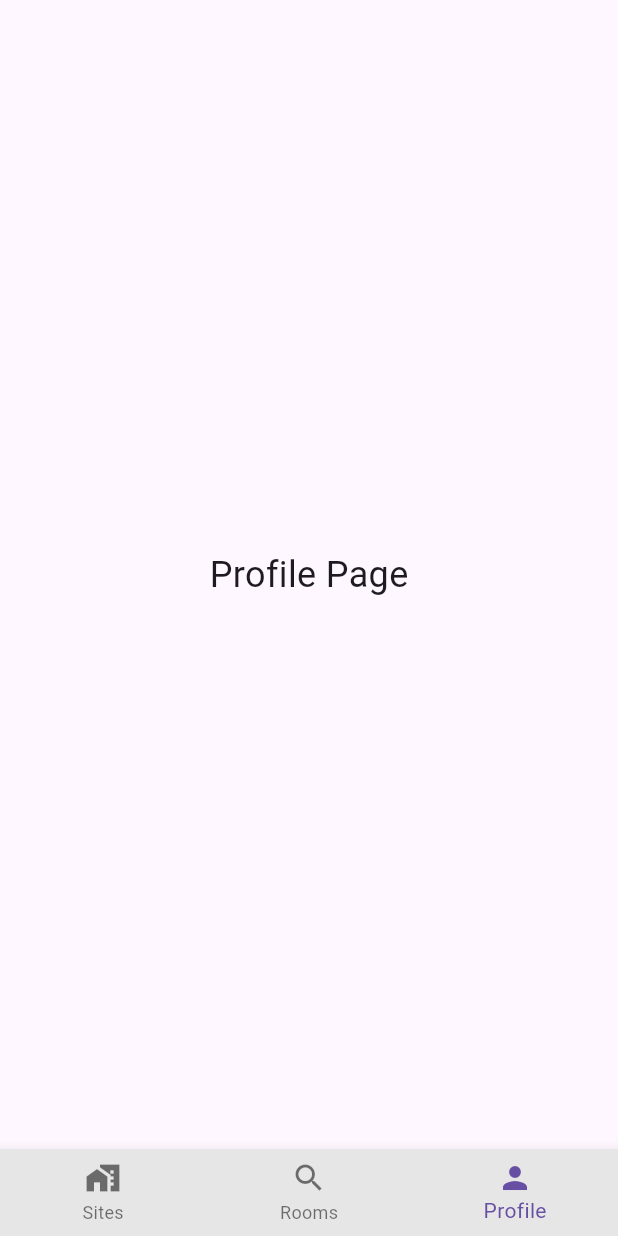
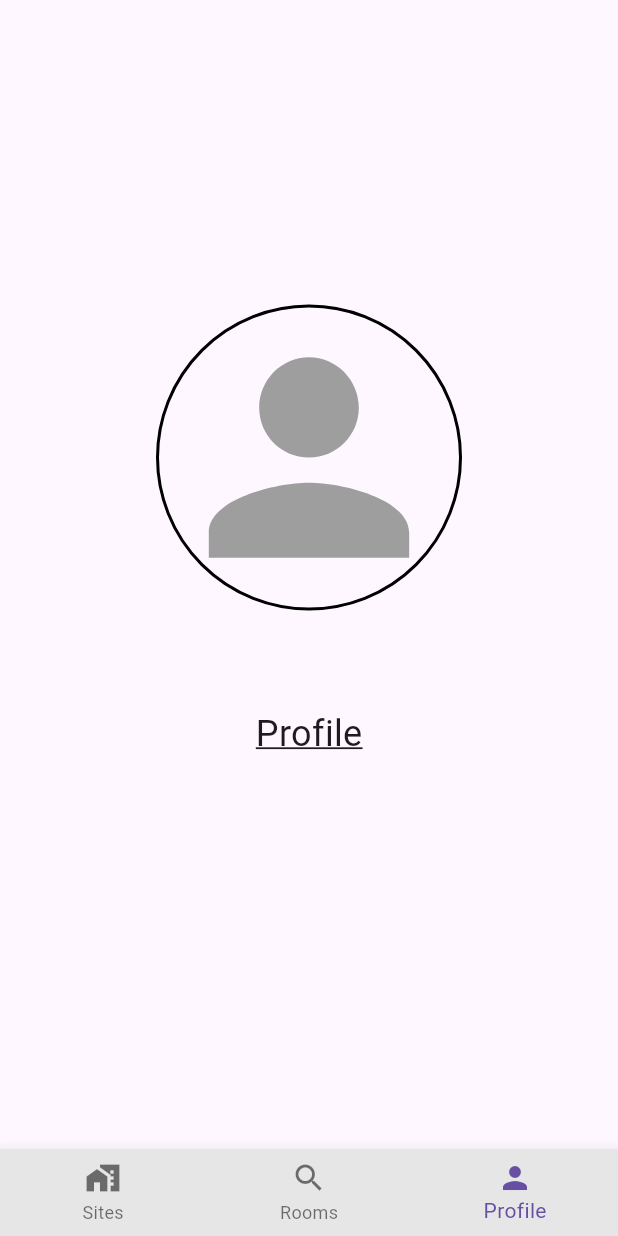
Before and after one commit to Aarhus-tech-project/scrum-projekt-tv-rfaglig-og-fortnite, a Flutter app: the MainPage screen opened directly, item 3 of the bottom bar chosen, on a phone screen of 412 x 824 dp. Run offline on Flutter 3.47's test engine with Material 3 defaults, Android fonts, the phone set to English and light mode, and no system bars; our stand-ins replace flutter_secure_storage, geolocator, material_symbols_icons; missing offline and left inert: compassx; accounts and stored records are empty; network calls fail.

Commit message:
update profile page

```diff
--- a/FlutterApp/lib/ProfilePage.dart
+++ b/FlutterApp/lib/ProfilePage.dart
@@ -44,7 +44,7 @@ class _ProfilePageState extends State<ProfilePage> {
               ),
               Padding(
                 padding: const EdgeInsets.all(15.0),
-                child: Text(1
+                child: Text(
                   'Profile',
                   style: TextStyle(
                       fontSize: 24, decoration: TextDecoration.underline),
--- a/FlutterApp/lib/Services/Apiservices.dart
+++ b/FlutterApp/lib/Services/Apiservices.dart
@@ -23,7 +23,7 @@ class ApiService {
 
   static String getBaseUrl() {
     if (Platform.isAndroid) {
-      return 'http://192.168.241.82:5126/api'; // Android emulator
+      return 'http://10.0.2.2:5126/api'; // Android emulator
     } else if (Platform.isIOS) {
       return 'http://localhost:5126/api'; // iOS simulator
     } else {
@@ -107,6 +107,11 @@ class ApiService {
     }
   }
 
+  static Future<Map<String, dynamic>> fetchUserData() async {
+    final response = await sendRequest('user/UserData', requiresAuth: true);
+    return json.decode(response.body);
+  }
+
   /// Fetches classrooms with optional keyword and limit
   static Future<List<Room>> searchClassrooms(
       {String keyword = '', int limit = 5}) async {
--- a/FlutterApp/lib/main.dart
+++ b/FlutterApp/lib/main.dart
@@ -1,4 +1,5 @@
 import 'package:classroom_finder_app/LoginRegisterPage.dart';
+import 'package:classroom_finder_app/ProfilePage.dart';
 import 'package:classroom_finder_app/SearchClassroomsPage.dart';
 import 'package:classroom_finder_app/Services/Apiservices.dart';
 import 'package:classroom_finder_app/SitesPage.dart';
@@ -27,7 +28,7 @@ class _MainPageState extends State<MainPage> {
   final List<Widget> _pages = [
     SitesPage(),
     SearchClassroomsPage(),
-    ProfileScreen(),
+    ProfilePage(),
   ];
 
   @override
@@ -76,10 +77,3 @@ class _MainPageState extends State<MainPage> {
     );
   }
 }
-
-class ProfileScreen extends StatelessWidget {
-  @override
-  Widget build(BuildContext context) {
-    return Center(child: Text('Profile Page', style: TextStyle(fontSize: 24)));
-  }
-}
```
Also changed, not shown: 3 other files.
